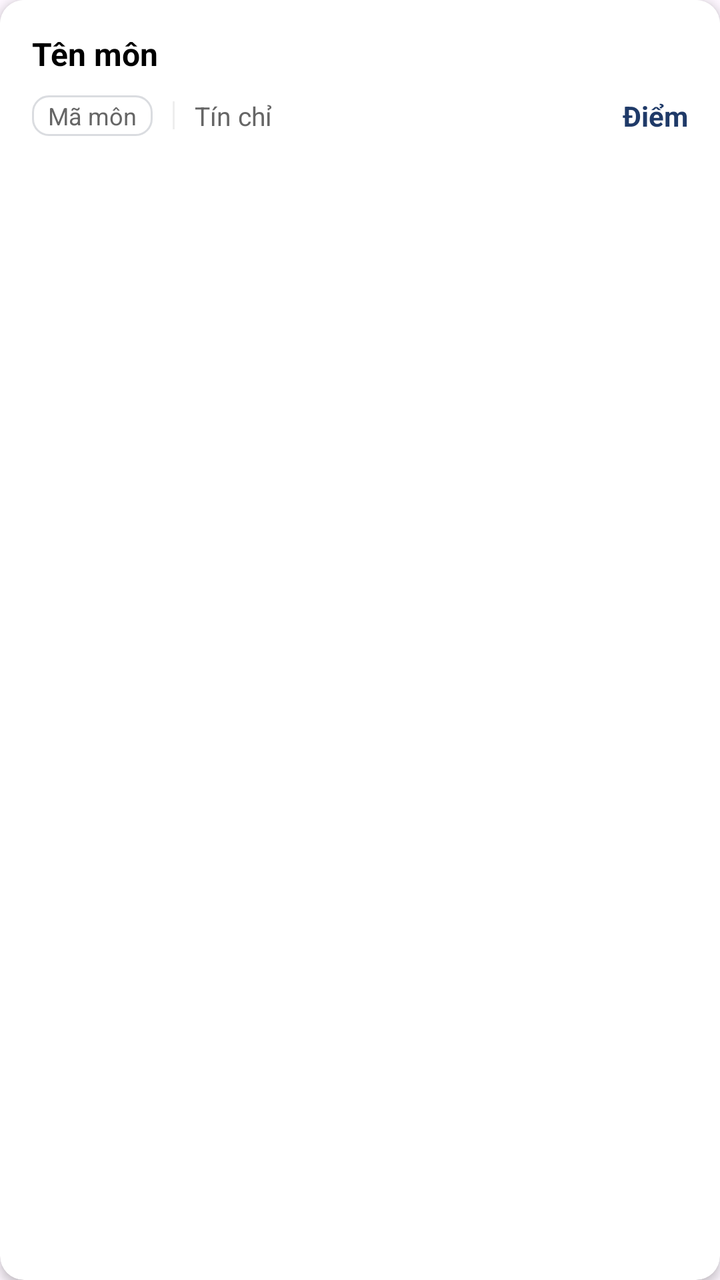
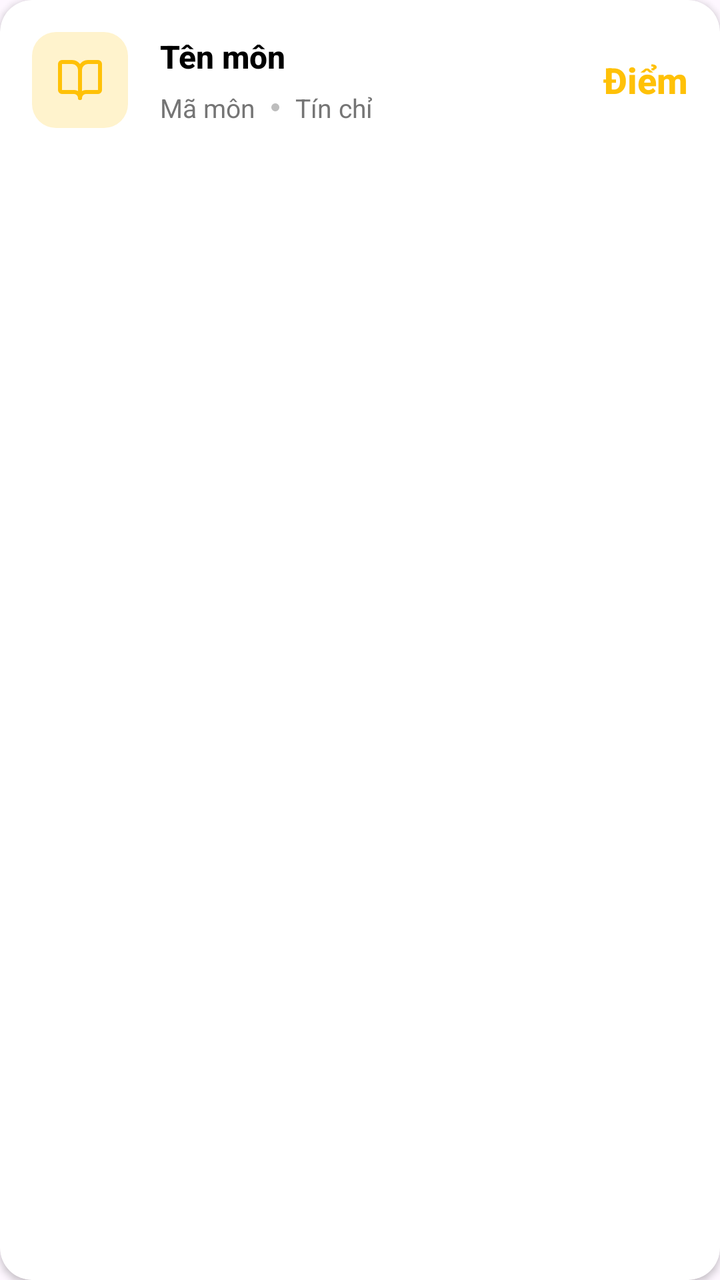

Before-and-after screenshots of an Android layout around one commit, followed by the original layout XML and the change that was made.
<!-- AndroidManifest.xml: application theme Theme.UTC2AppReborn -->
<!-- res/layout/item_subject.xml -->
<?xml version="1.0" encoding="utf-8"?>
<androidx.cardview.widget.CardView
    xmlns:android="http://schemas.android.com/apk/res/android"
    xmlns:app="http://schemas.android.com/apk/res-auto"
    android:layout_width="match_parent"
    android:layout_height="wrap_content"
    android:layout_marginHorizontal="12dp"
    android:layout_marginVertical="6dp"
    app:cardCornerRadius="12dp"
    app:cardElevation="3dp">

    <LinearLayout
        android:layout_width="match_parent"
        android:layout_height="wrap_content"
        android:orientation="vertical"
        android:padding="16dp"
        android:background="@color/white">

        
        <TextView
            android:id="@+id/tvName"
            android:layout_width="match_parent"
            android:layout_height="wrap_content"
            android:text="@string/subject_name"
            android:textColor="@color/text_black"
            android:textSize="16sp"
            android:textStyle="bold" />

        
        <LinearLayout
            android:layout_width="match_parent"
            android:layout_height="wrap_content"
            android:layout_marginTop="10dp"
            android:gravity="center_vertical"
            android:orientation="horizontal">

            <TextView
                android:id="@+id/tvCode"
                android:layout_width="wrap_content"
                android:layout_height="wrap_content"
                android:background="@drawable/bg_spinner_border"
                android:paddingHorizontal="8dp"
                android:paddingVertical="2dp"
                android:text="@string/subject_code"
                android:textColor="@color/text_gray"
                android:textSize="12sp" />

            <View
                android:layout_width="1dp"
                android:layout_height="14dp"
                android:layout_marginHorizontal="10dp"
                android:background="@color/divider_gray" />

            <TextView
                android:id="@+id/tvCredit"
                android:layout_width="wrap_content"
                android:layout_height="wrap_content"
                android:text="@string/subject_credit"
                android:textColor="@color/text_gray"
                android:textSize="13sp" />

            <View
                android:layout_width="0dp"
                android:layout_height="0dp"
                android:layout_weight="1" />

            <TextView
                android:id="@+id/tvScore"
                android:layout_width="wrap_content"
                android:layout_height="wrap_content"
                android:text="@string/subject_score"
                android:textColor="@color/primary_blue"
                android:textSize="14sp"
                android:textStyle="bold" />

        </LinearLayout>

        
        <LinearLayout
            android:id="@+id/layoutGradeDetail"
            android:layout_width="match_parent"
            android:layout_height="wrap_content"
            android:layout_marginTop="6dp"
            android:gravity="center_vertical"
            android:orientation="horizontal"
            android:visibility="gone">

            <TextView
                android:id="@+id/tvGradePoint"
                android:layout_width="wrap_content"
                android:layout_height="wrap_content"
                android:textColor="@color/text_gray"
                android:textSize="12sp" />

            <View
                android:layout_width="0dp"
                android:layout_height="0dp"
                android:layout_weight="1" />

            <TextView
                android:id="@+id/tvStatus"
                android:layout_width="wrap_content"
                android:layout_height="wrap_content"
                android:textSize="12sp"
                android:textStyle="bold" />

        </LinearLayout>

    </LinearLayout>
</androidx.cardview.widget.CardView>
<!-- resources referenced by this layout -->
<resources>
  <color name="divider_gray">#EEEEEE</color>
  <color name="primary_blue">#1F3A68</color>
  <color name="text_black">#000000</color>
  <color name="text_gray">#666666</color>
  <color name="white">#FFFFFFFF</color>
  <!-- drawable bg_spinner_border (drawable) -->
  <?xml version="1.0" encoding="utf-8"?>
  <shape xmlns:android="http://schemas.android.com/apk/res/android">
      <solid android:color="@color/white" />
  
      <corners android:radius="8dp" />
  
      <stroke
          android:width="1dp"
          android:color="@color/gray2" />
  </shape>
  <string name="subject_code">Mã môn</string>
  <string name="subject_credit">Tín chỉ</string>
  <string name="subject_name">Tên môn</string>
  <string name="subject_score">Điểm</string>
  <style name="Theme.UTC2AppReborn" parent="Base.Theme.UTC2AppReborn" />
  <color name="gray2">#DADCE0</color>
  <style name="Base.Theme.UTC2AppReborn" parent="Theme.Material3.DayNight.NoActionBar">
  
          
          
  
          
          <item name="colorPrimary">@color/primary</item>
  
          
          <item name="colorOnSurface">#000000</item>
  
          
          <item name="colorOnPrimary">#000000</item>
  
          
          <item name="colorOnBackground">#000000</item>
  
      </style>
  <color name="primary">#1565C0</color>
</resources>

<!-- the commit's change to res/layout/item_subject.xml (unified diff, before → after) -->
@@ -1,110 +1,136 @@
 <?xml version="1.0" encoding="utf-8"?>
-<androidx.cardview.widget.CardView
+<com.google.android.material.card.MaterialCardView
     xmlns:android="http://schemas.android.com/apk/res/android"
     xmlns:app="http://schemas.android.com/apk/res-auto"
     android:layout_width="match_parent"
     android:layout_height="wrap_content"
-    android:layout_marginHorizontal="12dp"
-    android:layout_marginVertical="6dp"
-    app:cardCornerRadius="12dp"
-    app:cardElevation="3dp">
+    android:layout_marginHorizontal="16dp"
+    android:layout_marginVertical="8dp"
+    app:cardBackgroundColor="#FFFFFF"
+    app:cardCornerRadius="16dp"
+    app:cardElevation="2dp"
+    app:strokeWidth="0dp"
+    android:clipChildren="false"
+    android:clipToPadding="false">
 
     <LinearLayout
         android:layout_width="match_parent"
         android:layout_height="wrap_content"
-        android:orientation="vertical"
+        android:orientation="horizontal"
         android:padding="16dp"
-        android:background="@color/white">
+        android:gravity="center_vertical"
+        android:clipChildren="false">
 
         
-        <TextView
-            android:id="@+id/tvName"
-            android:layout_width="match_parent"
-            android:layout_height="wrap_content"
-            android:text="@string/subject_name"
-            android:textColor="@color/text_black"
-            android:textSize="16sp"
-            android:textStyle="bold" />
+        <FrameLayout
+            android:layout_width="48dp"
+            android:layout_height="48dp"
+            android:background="@drawable/bg_icon_amber_light"
+            android:layout_marginEnd="16dp">
+            <ImageView
+                android:layout_width="24dp"
+                android:layout_height="24dp"
+                android:layout_gravity="center"
+                android:src="@drawable/ic_book_open"
+                app:tint="#FFC107" />
+        </FrameLayout>
 
         
         <LinearLayout
-            android:layout_width="match_parent"
+            android:layout_width="0dp"
+            android:layout_weight="1"
             android:layout_height="wrap_content"
-            android:layout_marginTop="10dp"
-            android:gravity="center_vertical"
-            android:orientation="horizontal">
+            android:orientation="vertical">
 
             <TextView
-                android:id="@+id/tvCode"
-                android:layout_width="wrap_content"
+                android:id="@+id/tvName"
+                android:layout_width="match_parent"
                 android:layout_height="wrap_content"
-                android:background="@drawable/bg_spinner_border"
-                android:paddingHorizontal="8dp"
-                android:paddingVertical="2dp"
-                android:text="@string/subject_code"
-                android:textColor="@color/text_gray"
-                android:textSize="12sp" />
+                android:text="@string/subject_name"
+                android:textColor="#000000"
+                android:textSize="16sp"
+                android:fontFamily="sans-serif-medium"
+                android:textStyle="bold" />
 
-            <View
-                android:layout_width="1dp"
-                android:layout_height="14dp"
-                android:layout_marginHorizontal="10dp"
-                android:background="@color/divider_gray" />
+            <LinearLayout
+                android:layout_width="match_parent"
+                android:layout_height="wrap_content"
+                android:layout_marginTop="6dp"
+                android:gravity="center_vertical"
+                android:orientation="horizontal">
 
-            <TextView
-                android:id="@+id/tvCredit"
-                android:layout_width="wrap_content"
+                <TextView
+                    android:id="@+id/tvCode"
+                    android:layout_width="wrap_content"
+                    android:layout_height="wrap_content"
+                    android:text="@string/subject_code"
+                    android:textColor="#757575"
+                    android:textSize="13sp" />
+
+                <View
+                    android:layout_width="4dp"
+                    android:layout_height="4dp"
+                    android:layout_marginHorizontal="8dp"
+                    android:background="@drawable/circle_dot_gray" />
+
+                <TextView
+                    android:id="@+id/tvCredit"
+                    android:layout_width="wrap_content"
+                    android:layout_height="wrap_content"
+                    android:text="@string/subject_credit"
+                    android:textColor="#757575"
+                    android:textSize="13sp" />
+            </LinearLayout>
+
+            <LinearLayout
+                android:id="@+id/layoutGradeDetail"
+                android:layout_width="match_parent"
                 android:layout_height="wrap_content"
-                android:text="@string/subject_credit"
-                android:textColor="@color/text_gray"
-                android:textSize="13sp" />
+                android:layout_marginTop="4dp"
+                android:gravity="center_vertical"
+                android:orientation="horizontal"
+                android:visibility="gone">
 
-            <View
-                android:layout_width="0dp"
-                android:layout_height="0dp"
-                android:layout_weight="1" />
+                <TextView
+                    android:id="@+id/tvGradePoint"
+                    android:layout_width="wrap_content"
+                    android:layout_height="wrap_content"
+                    android:textColor="#757575"
+                    android:textSize="13sp" />
+
+                <View
+                    android:layout_width="4dp"
+                    android:layout_height="4dp"
+                    android:layout_marginHorizontal="8dp"
+                    android:background="@drawable/circle_dot_gray" />
+
+                <TextView
+                    android:id="@+id/tvStatus"
+                    android:layout_width="wrap_content"
+                    android:layout_height="wrap_content"
+                    android:textSize="13sp"
+                    android:textStyle="bold" />
+            </LinearLayout>
+        </LinearLayout>
+
+        
+        <LinearLayout
+            android:layout_width="wrap_content"
+            android:layout_height="wrap_content"
+            android:orientation="vertical"
+            android:gravity="center_horizontal|end"
+            android:layout_marginStart="12dp">
 
             <TextView
                 android:id="@+id/tvScore"
                 android:layout_width="wrap_content"
                 android:layout_height="wrap_content"
                 android:text="@string/subject_score"
-                android:textColor="@color/primary_blue"
-                android:textSize="14sp"
+                android:textColor="#FFC107"
+                android:textSize="18sp"
+                android:fontFamily="sans-serif-medium"
                 android:textStyle="bold" />
-
-        </LinearLayout>
-
-        
-        <LinearLayout
-            android:id="@+id/layoutGradeDetail"
-            android:layout_width="match_parent"
-            android:layout_height="wrap_content"
-            android:layout_marginTop="6dp"
-            android:gravity="center_vertical"
-            android:orientation="horizontal"
-            android:visibility="gone">
-
-            <TextView
-                android:id="@+id/tvGradePoint"
-                android:layout_width="wrap_content"
-                android:layout_height="wrap_content"
-                android:textColor="@color/text_gray"
-                android:textSize="12sp" />
-
-            <View
-                android:layout_width="0dp"
-                android:layout_height="0dp"
-                android:layout_weight="1" />
-
-            <TextView
-                android:id="@+id/tvStatus"
-                android:layout_width="wrap_content"
-                android:layout_height="wrap_content"
-                android:textSize="12sp"
-                android:textStyle="bold" />
-
         </LinearLayout>
 
     </LinearLayout>
-</androidx.cardview.widget.CardView>
+</com.google.android.material.card.MaterialCardView>
<!-- resource entries referenced after the edit -->
@@ -1,27 +1,44 @@
 <!-- resources referenced by this layout -->
 <resources>
-  <color name="divider_gray">#EEEEEE</color>
-  <color name="primary_blue">#1F3A68</color>
-  <color name="text_black">#000000</color>
-  <color name="text_gray">#666666</color>
-  <color name="white">#FFFFFFFF</color>
-  <!-- drawable bg_spinner_border (drawable) -->
+  <!-- drawable bg_icon_amber_light (drawable) -->
   <?xml version="1.0" encoding="utf-8"?>
-  <shape xmlns:android="http://schemas.android.com/apk/res/android">
-      <solid android:color="@color/white" />
+  <shape xmlns:android="http://schemas.android.com/apk/res/android" android:shape="rectangle">
+      <corners android:radius="12dp"/>
+      <solid android:color="#FFF3CD"/>
+  </shape>
+  <!-- drawable circle_dot_gray (drawable) -->
+  <?xml version="1.0" encoding="utf-8"?>
+  <shape xmlns:android="http://schemas.android.com/apk/res/android" android:shape="oval">
+      <solid android:color="#BDBDBD"/>
+  </shape>
+  <!-- drawable ic_book_open (drawable) -->
+  <vector xmlns:android="http://schemas.android.com/apk/res/android"
+      android:width="24dp"
+      android:height="24dp"
+      android:viewportWidth="24"
+      android:viewportHeight="24">
   
-      <corners android:radius="8dp" />
+    <path
+        android:pathData="M12 7v14"
+        android:strokeWidth="2"
+        android:strokeColor="#000000"
+        android:fillColor="@android:color/transparent"
+        android:strokeLineCap="round"
+        android:strokeLineJoin="round"/>
   
-      <stroke
-          android:width="1dp"
-          android:color="@color/gray2" />
-  </shape>
+    <path
+        android:pathData="M3 18a1 1 0 0 1-1-1V4a1 1 0 0 1 1-1h5a4 4 0 0 1 4 4 4 4 0 0 1 4-4h5a1 1 0 0 1 1 1v13a1 1 0 0 1-1 1h-6a3 3 0 0 0-3 3 3 3 0 0 0-3-3z"
+        android:strokeWidth="2"
+        android:strokeColor="#000000"
+        android:fillColor="@android:color/transparent"
+        android:strokeLineCap="round"
+        android:strokeLineJoin="round"/>
+  </vector>
   <string name="subject_code">Mã môn</string>
   <string name="subject_credit">Tín chỉ</string>
   <string name="subject_name">Tên môn</string>
   <string name="subject_score">Điểm</string>
   <style name="Theme.UTC2AppReborn" parent="Base.Theme.UTC2AppReborn" />
-  <color name="gray2">#DADCE0</color>
   <style name="Base.Theme.UTC2AppReborn" parent="Theme.Material3.DayNight.NoActionBar">
   
           
@@ -39,7 +56,16 @@
           
           <item name="colorOnBackground">#000000</item>
   
+          
+          <item name="android:windowAnimationStyle">@style/WindowAnimationTransition</item>
+  
       </style>
-  <color name="primary">#1565C0</color>
+  <color name="primary">#FFC107</color>
+  <style name="WindowAnimationTransition" parent="@android:style/Animation.Activity">
+          <item name="android:activityOpenEnterAnimation">@anim/slide_in_right</item>
+          <item name="android:activityOpenExitAnimation">@anim/slide_out_left</item>
+          <item name="android:activityCloseEnterAnimation">@anim/slide_in_left</item>
+          <item name="android:activityCloseExitAnimation">@anim/slide_out_right</item>
+      </style>
 </resources>
 
